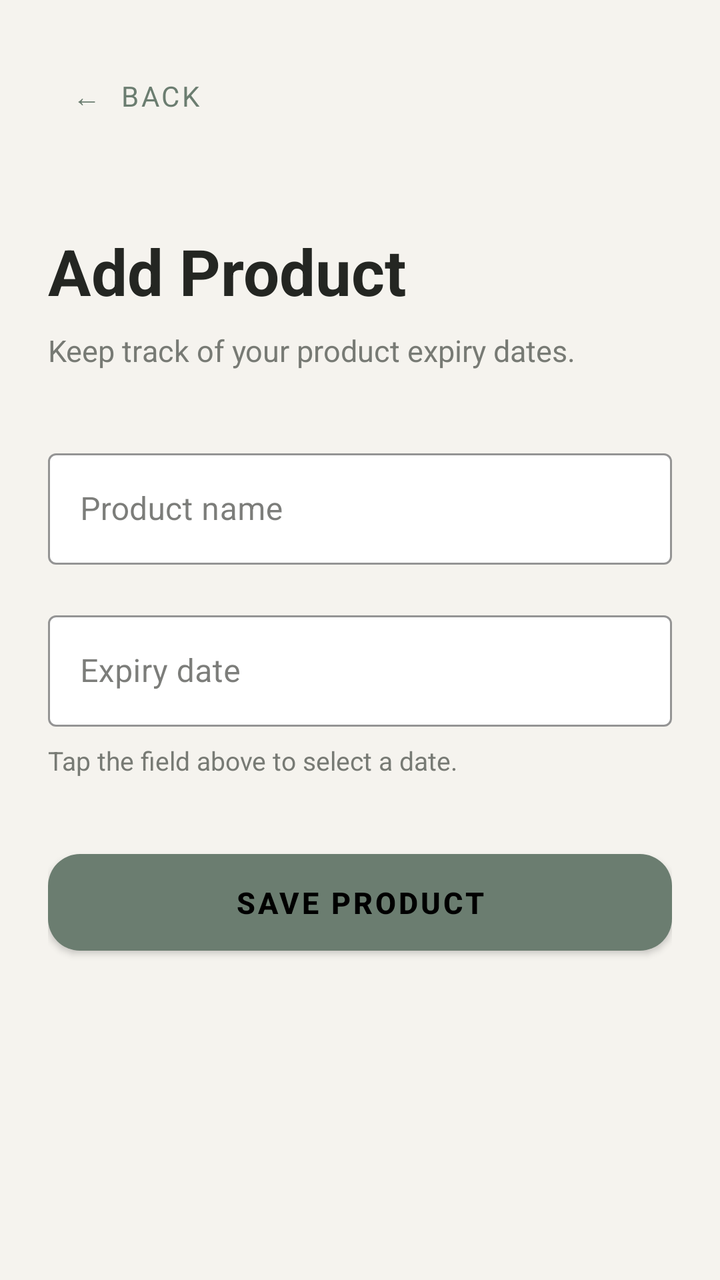
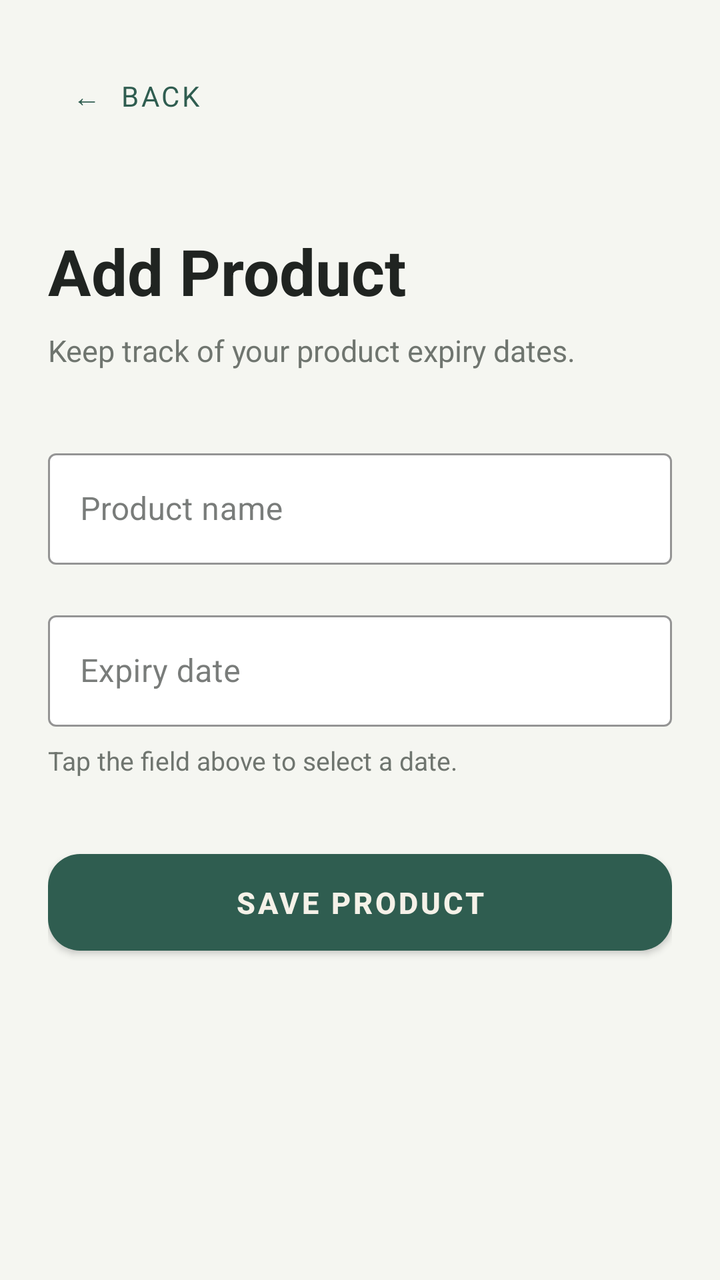

Screens rendered from an Android XML layout before and after an edit, with the pre-edit source and the edit as a unified diff.
<!-- AndroidManifest.xml: application theme Theme.OcrTest -->
<!-- res/layout/activity_add_product.xml -->
<?xml version="1.0" encoding="utf-8"?>
<androidx.constraintlayout.widget.ConstraintLayout
    xmlns:android="http://schemas.android.com/apk/res/android"
    xmlns:app="http://schemas.android.com/apk/res-auto"
    android:layout_width="match_parent"
    android:layout_height="match_parent"
    android:background="@color/background_dark"
    android:padding="24dp">

    <com.google.android.material.button.MaterialButton
        android:id="@+id/btnBack"
        style="@style/Widget.MaterialComponents.Button.TextButton"
        android:layout_width="wrap_content"
        android:layout_height="wrap_content"
        android:text="←  BACK"
        android:textAllCaps="true"
        android:textColor="@color/green_primary"
        android:textSize="14sp"
        android:fontFamily="sans"
        app:layout_constraintStart_toStartOf="parent"
        app:layout_constraintTop_toTopOf="parent" />

    <TextView
        android:id="@+id/tvAddProductTitle"
        android:layout_width="0dp"
        android:layout_height="wrap_content"
        android:layout_marginTop="42dp"
        android:text="Add Product"
        android:textColor="@color/text_primary"
        android:textSize="32sp"
        android:textStyle="bold"
        android:fontFamily="sans"
        app:layout_constraintEnd_toEndOf="parent"
        app:layout_constraintStart_toStartOf="parent"
        app:layout_constraintTop_toBottomOf="@id/btnBack" />

    <TextView
        android:id="@+id/tvAddProductSubtitle"
        android:layout_width="0dp"
        android:layout_height="wrap_content"
        android:layout_marginTop="8dp"
        android:text="Keep track of your product expiry dates."
        android:textColor="@color/text_secondary"
        android:textSize="15sp"
        android:fontFamily="sans"
        app:layout_constraintEnd_toEndOf="parent"
        app:layout_constraintStart_toStartOf="parent"
        app:layout_constraintTop_toBottomOf="@id/tvAddProductTitle" />

    <com.google.android.material.textfield.TextInputLayout
        android:id="@+id/productNameInputLayout"
        style="@style/Widget.MaterialComponents.TextInputLayout.OutlinedBox"
        android:layout_width="0dp"
        android:layout_height="wrap_content"
        android:layout_marginTop="36dp"
        android:hint="Product name"
        app:boxBackgroundColor="@color/card_dark"
        app:boxStrokeColor="@color/green_primary"
        app:hintTextColor="@color/text_secondary"
        app:layout_constraintEnd_toEndOf="parent"
        app:layout_constraintStart_toStartOf="parent"
        app:layout_constraintTop_toBottomOf="@id/tvAddProductSubtitle">

        <com.google.android.material.textfield.TextInputEditText
            android:id="@+id/etProductName"
            android:layout_width="match_parent"
            android:layout_height="wrap_content"
            android:inputType="textCapSentences"
            android:textColor="@color/text_primary"
            android:textColorHint="@color/text_secondary"
            android:textSize="16sp" />

    </com.google.android.material.textfield.TextInputLayout>

    <com.google.android.material.textfield.TextInputLayout
        android:id="@+id/expiryDateInputLayout"
        style="@style/Widget.MaterialComponents.TextInputLayout.OutlinedBox"
        android:layout_width="0dp"
        android:layout_height="wrap_content"
        android:layout_marginTop="20dp"
        android:hint="Expiry date"
        app:boxBackgroundColor="@color/card_dark"
        app:boxStrokeColor="@color/green_primary"
        app:hintTextColor="@color/text_secondary"
        app:layout_constraintEnd_toEndOf="parent"
        app:layout_constraintStart_toStartOf="parent"
        app:layout_constraintTop_toBottomOf="@id/productNameInputLayout">

        <com.google.android.material.textfield.TextInputEditText
            android:id="@+id/etExpiryDate"
            android:layout_width="match_parent"
            android:layout_height="wrap_content"
            android:clickable="true"
            android:focusable="false"
            android:inputType="none"
            android:textColor="@color/text_primary"
            android:textColorHint="@color/text_secondary"
            android:textSize="16sp" />

    </com.google.android.material.textfield.TextInputLayout>

    <TextView
        android:id="@+id/tvDateHint"
        android:layout_width="0dp"
        android:layout_height="wrap_content"
        android:layout_marginTop="8dp"
        android:text="Tap the field above to select a date."
        android:textColor="@color/text_secondary"
        android:textSize="13sp"
        app:layout_constraintEnd_toEndOf="parent"
        app:layout_constraintStart_toStartOf="parent"
        app:layout_constraintTop_toBottomOf="@id/expiryDateInputLayout" />

    <com.google.android.material.button.MaterialButton
        android:id="@+id/btnSaveProduct"
        android:layout_width="0dp"
        android:layout_height="wrap_content"
        android:layout_marginTop="32dp"
        android:paddingTop="14dp"
        android:paddingBottom="14dp"
        android:text="SAVE PRODUCT"
        android:textAllCaps="true"
        android:textColor="@android:color/black"
        android:textSize="15sp"
        android:textStyle="bold"
        app:backgroundTint="@color/green_primary"
        app:cornerRadius="16dp"
        app:layout_constraintEnd_toEndOf="parent"
        app:layout_constraintStart_toStartOf="parent"
        app:layout_constraintTop_toBottomOf="@id/tvDateHint" />

</androidx.constraintlayout.widget.ConstraintLayout>
<!-- resources referenced by this layout -->
<resources>
  <color name="background_dark">#F5F3EE</color>
  <color name="card_dark">#FFFFFF</color>
  <color name="green_primary">#6B7D70</color>
  <color name="text_primary">#242622</color>
  <color name="text_secondary">#777A74</color>
  <style name="Theme.OcrTest" parent="Theme.MaterialComponents.NoActionBar">
          <item name="colorPrimary">@color/green_primary</item>
          <item name="colorPrimaryVariant">@color/green_primary</item>
          <item name="colorOnPrimary">@color/background_dark</item>
          <item name="colorSecondary">@color/green_primary</item>
          <item name="colorSurface">@color/surface_dark</item>
          <item name="android:colorBackground">@color/background_dark</item>
          <item name="colorOnBackground">@color/text_primary</item>
          <item name="colorOnSurface">@color/text_primary</item>
      </style>
  <color name="surface_dark">#ECEAE4</color>
</resources>

<!-- the commit's change to res/layout/activity_add_product.xml (unified diff, before → after) -->
@@ -120,7 +120,7 @@
         android:paddingBottom="14dp"
         android:text="SAVE PRODUCT"
         android:textAllCaps="true"
-        android:textColor="@android:color/black"
+        android:textColor="#F5F1E8"
         android:textSize="15sp"
         android:textStyle="bold"
         app:backgroundTint="@color/green_primary"
<!-- resource entries referenced after the edit -->
@@ -1,20 +1,24 @@
 <!-- resources referenced by this layout -->
 <resources>
-  <color name="background_dark">#F5F3EE</color>
+  <color name="background_dark">#F5F6F1</color>
   <color name="card_dark">#FFFFFF</color>
-  <color name="green_primary">#6B7D70</color>
-  <color name="text_primary">#242622</color>
-  <color name="text_secondary">#777A74</color>
+  <color name="green_primary">#2F5D50</color>
+  <color name="text_primary">#202421</color>
+  <color name="text_secondary">#6F756F</color>
   <style name="Theme.OcrTest" parent="Theme.MaterialComponents.NoActionBar">
+  
           <item name="colorPrimary">@color/green_primary</item>
           <item name="colorPrimaryVariant">@color/green_primary</item>
           <item name="colorOnPrimary">@color/background_dark</item>
           <item name="colorSecondary">@color/green_primary</item>
           <item name="colorSurface">@color/surface_dark</item>
+  
           <item name="android:colorBackground">@color/background_dark</item>
-          <item name="colorOnBackground">@color/text_primary</item>
+          <item name="android:colorAccent">@color/green_primary</item>
+  
           <item name="colorOnSurface">@color/text_primary</item>
+  
       </style>
-  <color name="surface_dark">#ECEAE4</color>
+  <color name="surface_dark">#ECEFEA</color>
 </resources>
 
